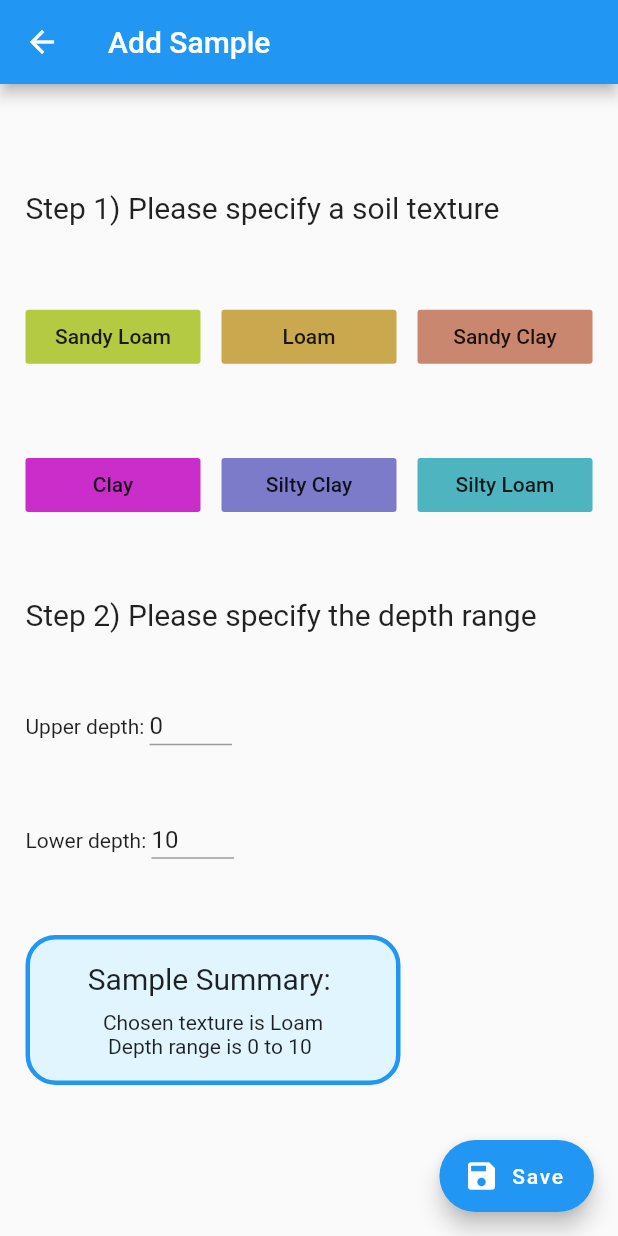
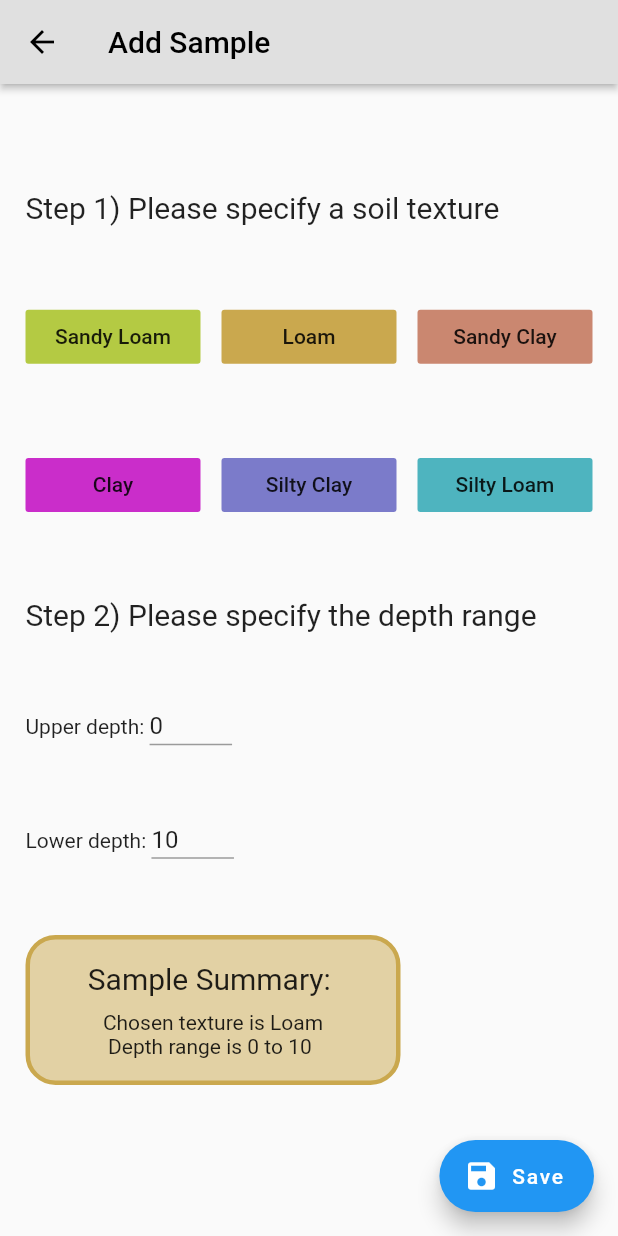
Before and after one commit to Open-Source-Agriculture/soil_mate_old, a Flutter app: the screen it shows after launch, after a tap on "Add", on a phone screen of 412 x 824 dp. Run offline on Flutter 3.47's test engine with Material 2 defaults, Android fonts, the phone set to English and light mode, and no system bars; our stand-ins replace firebase_auth, google_maps_flutter, hive, hive_flutter, location; accounts and stored records are empty.

Commit message:
Minor UI changes

```diff
--- a/lib/screens/home/add_sample.dart
+++ b/lib/screens/home/add_sample.dart
@@ -25,10 +25,7 @@ class MyApp extends StatelessWidget {
   Widget build(BuildContext context) {
     return MaterialApp(
       debugShowCheckedModeBanner: false,
-      title: 'Flutter Maps',
-      theme: ThemeData(
-        primarySwatch: Colors.blue,
-      ),
+
 
       home: AddSamplePage(title: 'Add Sample'),
     );
@@ -144,7 +141,14 @@ class _AddSamplePageState extends State<AddSamplePage> {
     AusClassification ausClassification = AusClassification();
     return Scaffold(
       appBar: AppBar(
-        title: Text(widget.title),
+        title: Text(widget.title,
+          style: TextStyle(
+            color: Colors.black,
+          ),
+        ),
+        iconTheme: IconThemeData( color: Colors. black),
+        backgroundColor: Colors.grey[300],
+        elevation: 2.0,
       ),
       body: Padding(
         padding: const EdgeInsets.fromLTRB(17, 20, 17, 50),
@@ -300,9 +304,9 @@ class _AddSamplePageState extends State<AddSamplePage> {
               width: 250,
               padding: const EdgeInsets.all(5),
               decoration: BoxDecoration(
-                border: Border.all(color: Colors.blue[500], width: 3),
+                border: Border.all(color: selectedTexture.getColor(), width: 3),
                 borderRadius: BorderRadius.circular(20),
-                color: Colors.lightBlue[50],
+                color: selectedTexture.getColor().withOpacity(0.5),
               ),
               child: Column(
                 crossAxisAlignment: CrossAxisAlignment.center,
--- a/lib/screens/home/sample_list.dart
+++ b/lib/screens/home/sample_list.dart
@@ -82,12 +82,17 @@ class _SampleListState extends State<SampleList> {
 
     return Container(
       child: Scaffold(
-        backgroundColor: Colors.lightBlue,
+        backgroundColor: Colors.white,
         appBar: AppBar(
           automaticallyImplyLeading: false,
-          title: Text("Sample List"),
-          backgroundColor: Colors.blue,
-          elevation: 0.0,
+          title: Text(
+            "Sample List",
+            style: TextStyle(
+              color: Colors.black,
+            ),
+          ),
+          backgroundColor: Colors.grey[300],
+          elevation: 2.0,
           actions: <Widget>[
             FlatButton.icon(onPressed: () async {
               await _auth.signOut();
@@ -100,9 +105,13 @@ class _SampleListState extends State<SampleList> {
             itemCount: baseSamples.length,
             itemBuilder: (context, index){
               return Padding(
-                padding: const EdgeInsets.symmetric(vertical: 1.0, horizontal: 4.0),
+                padding: const EdgeInsets.symmetric(vertical: 4.0, horizontal: 4.0),
                 child: Container(
-                  color: getColor(baseSamples[index].sand, baseSamples[index].silt, baseSamples[index].clay),
+                  decoration: BoxDecoration(
+                    borderRadius: BorderRadius.circular(15),
+                    border: Border.all(color: getColor(baseSamples[index].sand, baseSamples[index].silt, baseSamples[index].clay), width: 3.0),
+                    color: getColor(baseSamples[index].sand, baseSamples[index].silt, baseSamples[index].clay).withOpacity(0.7),
+                  ),
                   child: ListTile(
                     onTap: () {
                       print("Nothing");
```
Also changed, not shown: pubspec.yaml (+4 -4 lines), assets/fonts/Dosis-VariableFont_wght.ttf (added).
